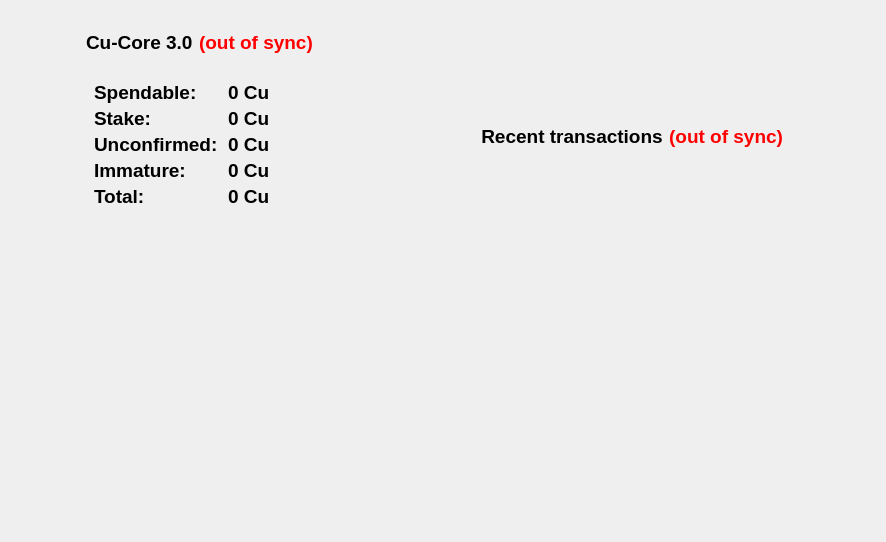
Old version of the form src/qt/forms/overviewpage.ui in the repository nerdlabs-dev/Coppercoin-Cu.
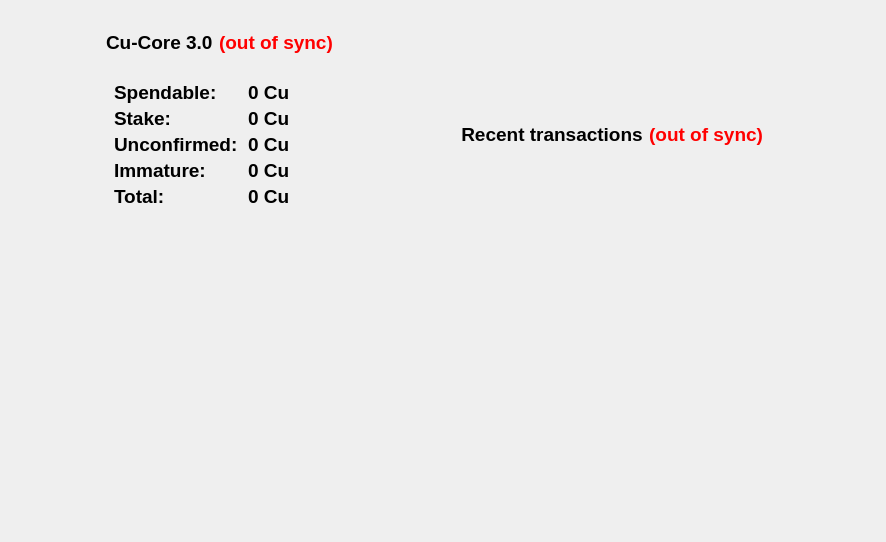
New version of the form. Icons and pictures are not drawn.

Patch:
```diff
--- a/src/qt/forms/overviewpage.ui
+++ b/src/qt/forms/overviewpage.ui
@@ -96,7 +96,7 @@
             <number>0</number>
            </property>
            <layout class="QGridLayout" name="gridLayout">
-            <item row="0" column="2">
+            <item row="0" column="1">
              <widget class="QFrame" name="frame_7">
               <property name="sizePolicy">
                <sizepolicy hsizetype="Expanding" vsizetype="Expanding">
@@ -120,10 +120,13 @@
                   </size>
                  </property>
                  <property name="frameShape">
-                  <enum>QFrame::StyledPanel</enum>
+                  <enum>QFrame::NoFrame</enum>
                  </property>
                  <property name="frameShadow">
-                  <enum>QFrame::Raised</enum>
+                  <enum>QFrame::Plain</enum>
+                 </property>
+                 <property name="lineWidth">
+                  <number>0</number>
                  </property>
                  <layout class="QGridLayout" name="gridLayout_8">
                   <item row="0" column="0">
@@ -1051,7 +1054,7 @@
                     </property>
                     <property name="sizeHint" stdset="0">
                      <size>
-                      <width>17</width>
+                      <width>5</width>
                       <height>20</height>
                      </size>
                     </property>
@@ -3372,7 +3375,7 @@
                     </property>
                     <property name="sizeHint" stdset="0">
                      <size>
-                      <width>18</width>
+                      <width>5</width>
                       <height>20</height>
                      </size>
                     </property>
@@ -3796,19 +3799,6 @@
               </layout>
              </widget>
             </item>
-            <item row="0" column="1">
-             <spacer name="horizontalSpacer_9">
-              <property name="orientation">
-               <enum>Qt::Horizontal</enum>
-              </property>
-              <property name="sizeHint" stdset="0">
-               <size>
-                <width>40</width>
-                <height>20</height>
-               </size>
-              </property>
-             </spacer>
-            </item>
            </layout>
           </widget>
          </item>
```
Left out of the diff: 2 changed lines with no effect on the pictures.
